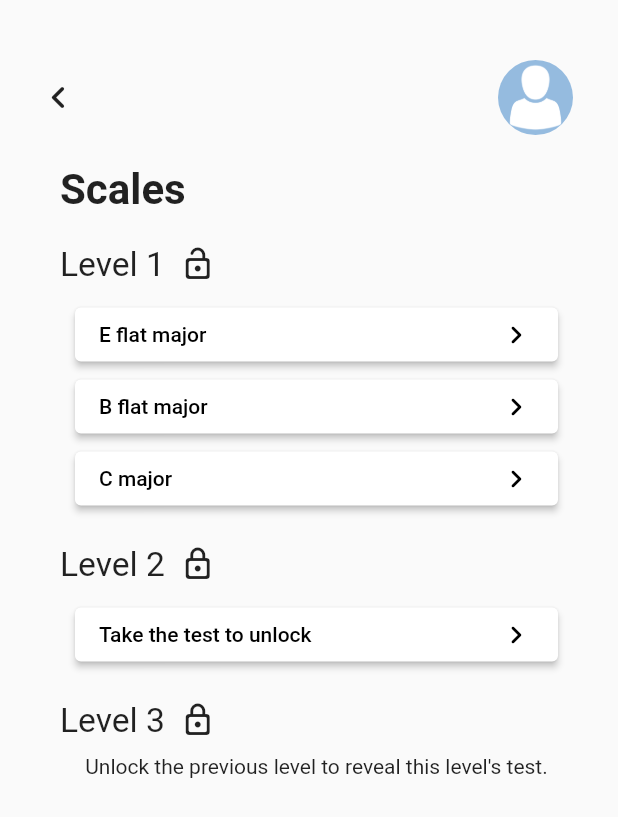
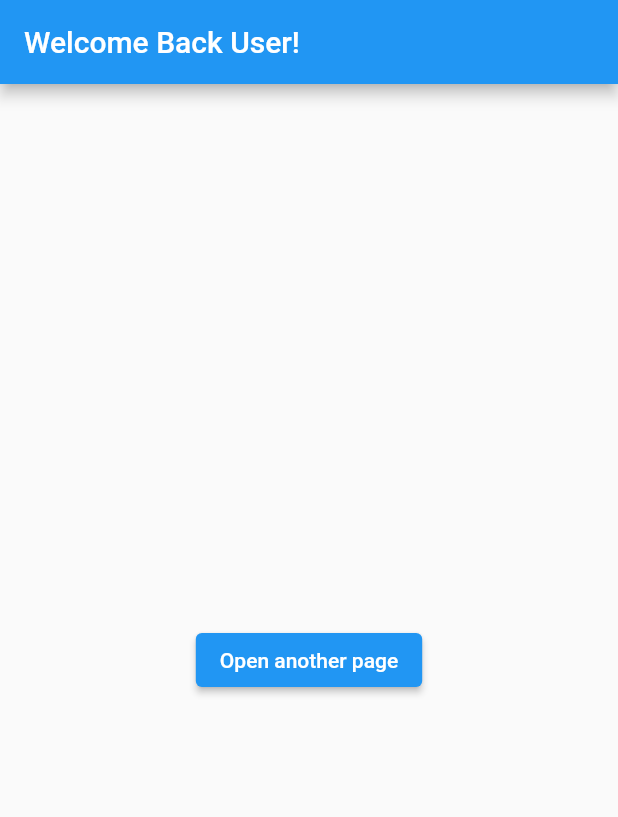
Before and after one commit to alextjones/Mobile_Final_Project, a Flutter app: the screen it shows after launch, on a phone screen of 412 x 824 dp. Shown: the top 817 px of the screen. Run offline on Flutter 3.47's test engine with Material 2 defaults, Android fonts, the phone set to English and light mode, and no system bars.

Commit message:
Created the main navigation page and the activity navigation page. Added a simple button to navigate between the two pages

```diff
--- a/lib/main.dart
+++ b/lib/main.dart
@@ -8,7 +8,7 @@ void main() {
   runApp(MyApp());
 }
 
-//Test Alex's Branch
+//Test Alex's Branch LevelSelectionPage(title: 'Scales')
 class MyApp extends StatelessWidget {
   // This widget is the root of your application.
   @override
@@ -19,7 +19,7 @@ class MyApp extends StatelessWidget {
         primarySwatch: Colors.blue,
         visualDensity: VisualDensity.adaptivePlatformDensity,
       ),
-      home: LevelSelectionPage(title: 'Scales'), //this is just to display for hot reload, home page will be changed,
+      home: MainSelectionPage(), //this is just to display for hot reload, home page will be changed,
       debugShowCheckedModeBanner: false,
     );
   }
@@ -126,3 +126,49 @@ class _LevelSelectionPageState extends State<LevelSelectionPage> {
     );
   }
 }
+
+
+class MainSelectionPage extends StatelessWidget {
+  @override
+  Widget build(BuildContext context) {
+    return Scaffold(
+      appBar: AppBar(
+          title: Text('Welcome Back User!'),
+    ),
+      body: Center(
+        child: ElevatedButton(
+          child: Text('Open another page'),
+          onPressed: (){
+            //navigate to Activity selection page
+            Navigator.push(
+              context,
+              MaterialPageRoute(builder: (context) => ActivitySelectionPage()),
+            );
+          },
+        ),
+
+      ),
+    );
+  }
+}
+
+class ActivitySelectionPage extends StatelessWidget {
+  @override
+  Widget build(BuildContext context) {
+    return Scaffold(
+        appBar: AppBar(
+          title: Text('Warm Up'),
+        ),
+        body: Center(
+            child: ElevatedButton(
+              child: Text('Go back to the first page'),
+              onPressed: (){
+                //navigate to another page
+                Navigator.pop(context);
+              },
+            )
+
+        )
+    );
+  }
+}
```
